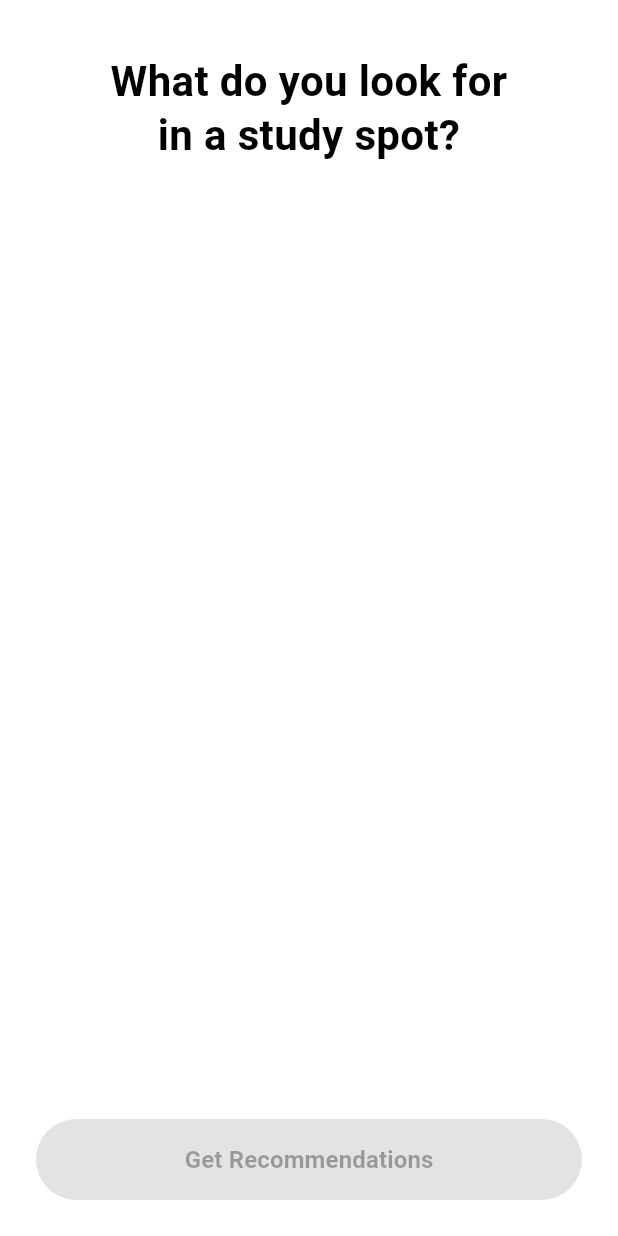
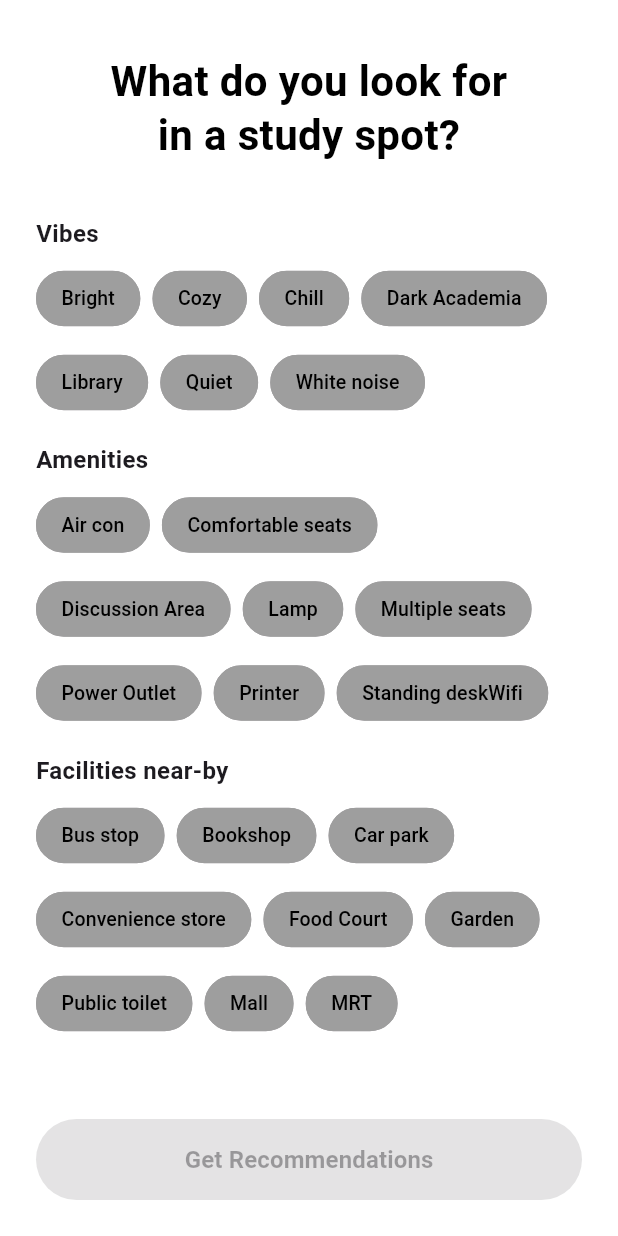
Before and after one commit to therz1/Orbital-GeoMugger, a Flutter app: the screen it shows once a user with an empty profile is signed in, on a phone screen of 412 x 824 dp. Run offline on Flutter 3.47's test engine with Material 3 defaults, Android fonts, the phone set to English and light mode, and no system bars; our stand-ins replace cached_network_image, cloud_firestore, firebase_auth, firebase_core, firebase_storage, image_picker; accounts and stored records are empty; network calls fail.

Commit message:
Debug: 1. AuthGate : Fix auth gate should be HomePage() instead of HomeView()
2. OnboardingPage:
Prepopulate the default tags in _tagMap

```diff
--- a/lib/views/onboarding_page.dart
+++ b/lib/views/onboarding_page.dart
@@ -14,7 +14,11 @@ class OnboardingPage extends StatefulWidget {
 
 class _OnboardingPageState extends State<OnboardingPage> {
   //basically the same as tag_selection logic in add_review and add_location
-  final Map<String, List<String>> _tagMap = {};
+  final Map<String, List<String>> _tagMap = {
+    'Vibes': ['Bright', 'Cozy', 'Chill', 'Dark Academia', 'Library', 'Quiet', 'White noise'],
+    'Amenities': ['Air con', 'Comfortable seats', 'Discussion Area', 'Lamp', 'Multiple seats', 'Power Outlet', 'Printer', 'Standing desk' 'Wifi'],
+    'Facilities near-by': ['Bus stop', 'Bookshop', 'Car park', 'Convenience store', 'Food Court', 'Garden', 'Public toilet', 'Mall', 'MRT']
+  }; //from main.dart
 
   final List<Map<String, String>> _selectedTags = [];
   bool _isLoading = false;
--- a/lib/widgets/Authentication/auth_gate.dart
+++ b/lib/widgets/Authentication/auth_gate.dart
@@ -1,7 +1,7 @@
 import 'package:cloud_firestore/cloud_firestore.dart';
 import 'package:firebase_auth/firebase_auth.dart';
 import 'package:flutter/material.dart';
-import 'package:geo_mugger/views/home_view.dart';
+import 'package:geo_mugger/views/home_screen.dart';
 import 'package:geo_mugger/views/login_screen.dart';
 import 'package:geo_mugger/views/onboarding_page.dart';
 
@@ -30,20 +30,20 @@ class AuthGate extends StatelessWidget{
 //case 2: user logged in
         return FutureBuilder<DocumentSnapshot> (
           //gather user info
-          future: FirebaseFirestore.instance.collection('users').doc(user.uid).get(),
+          future: FirebaseFirestore.instance.collection('user').doc(user.uid).get(),
           builder: (context, firestoreSnapshot) {
             if(firestoreSnapshot.connectionState == ConnectionState.waiting) {
               return Scaffold(body: Center(child: CircularProgressIndicator()));
             }
 //if user has no completed onboarding set up
-            if(!firestoreSnapshot.hasData || firestoreSnapshot.data!.exists) {
+            if(!firestoreSnapshot.hasData || !firestoreSnapshot.data!.exists) {
               return OnboardingPage();
             }
             final data = firestoreSnapshot.data!.data() as Map<String, dynamic> ?;
             final bool hasCompletedOnboarding = data?['hasCompletedOnboarding'] ?? false;
 //final check if user completed onboarding
             if(hasCompletedOnboarding) {
-              return HomeView();
+              return HomePage();
             } else {
               return OnboardingPage();
             }
```
